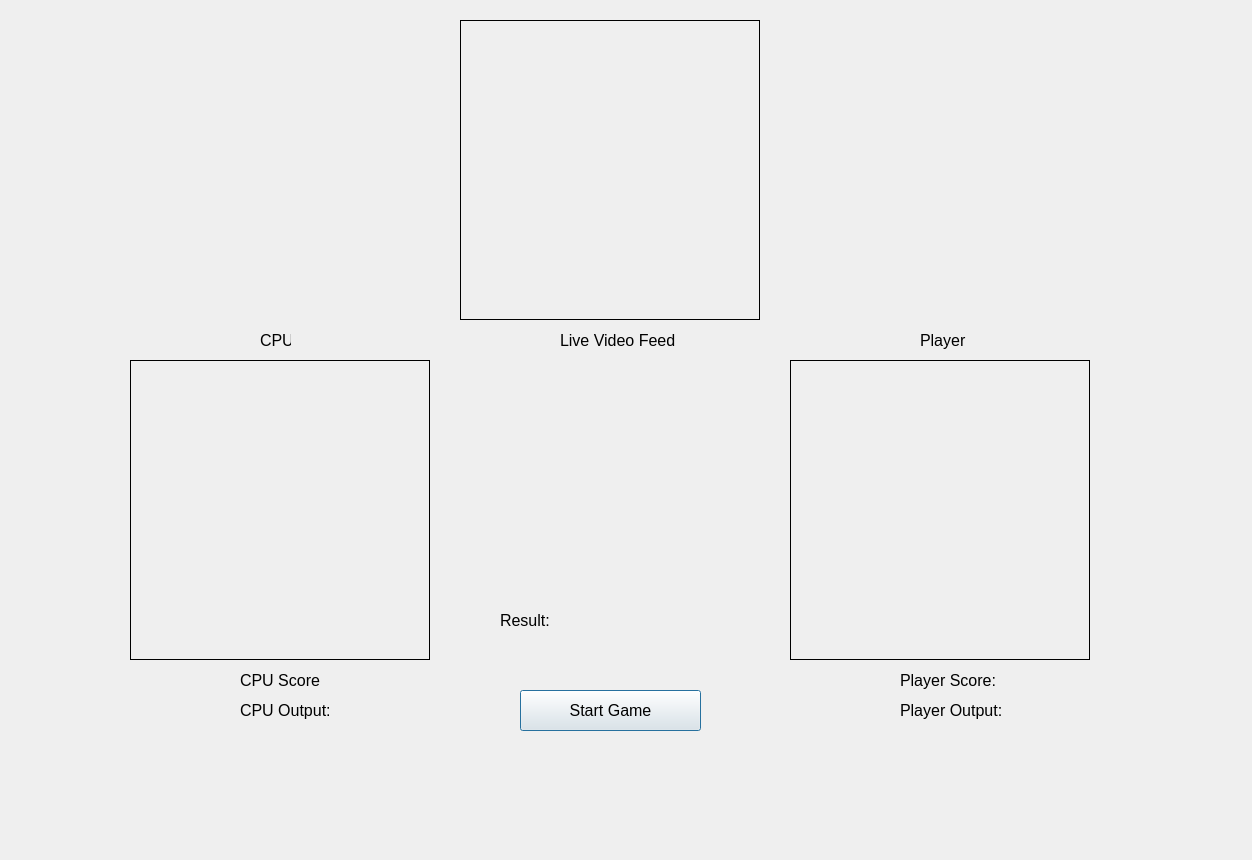
Qt form Game.ui (mehra-sourav/Rock-Paper-Scissors) before a commit.
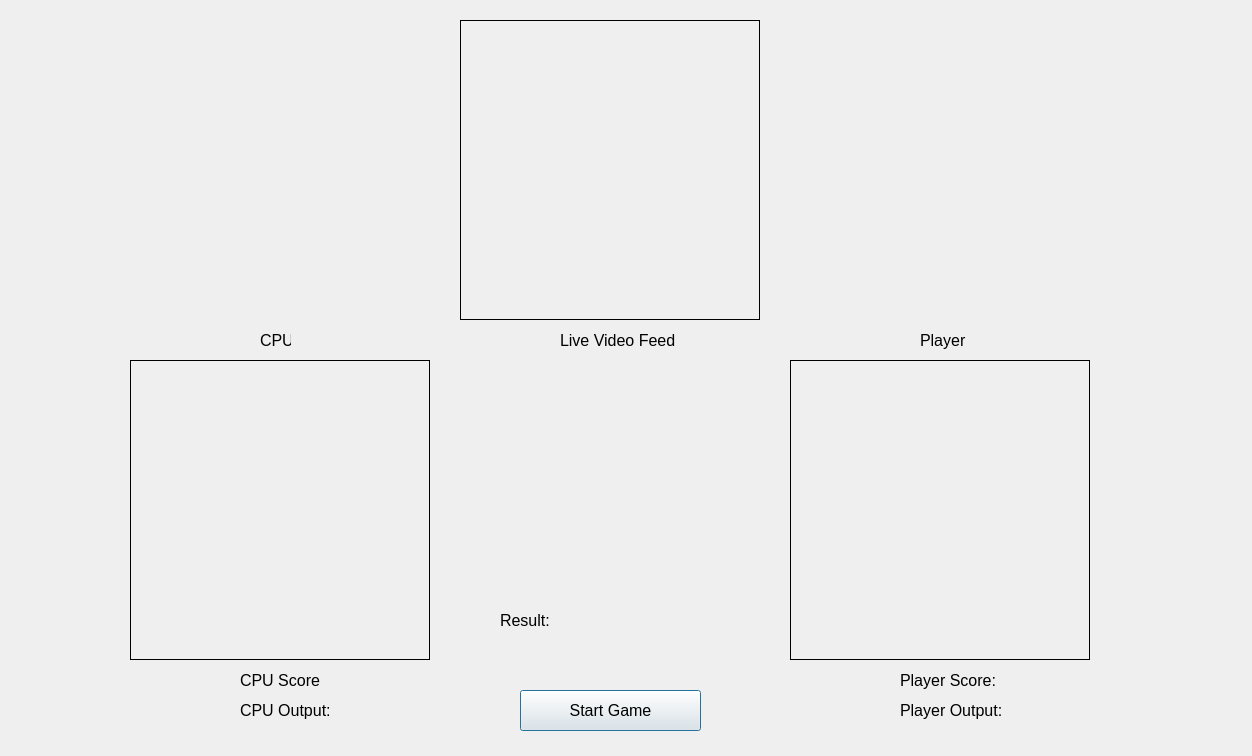
The same form after that commit.

What changed in the file:
```diff
--- a/Game.ui
+++ b/Game.ui
@@ -7,7 +7,7 @@
     <x>0</x>
     <y>0</y>
     <width>1252</width>
-    <height>860</height>
+    <height>756</height>
    </rect>
   </property>
   <property name="windowTitle">
```
